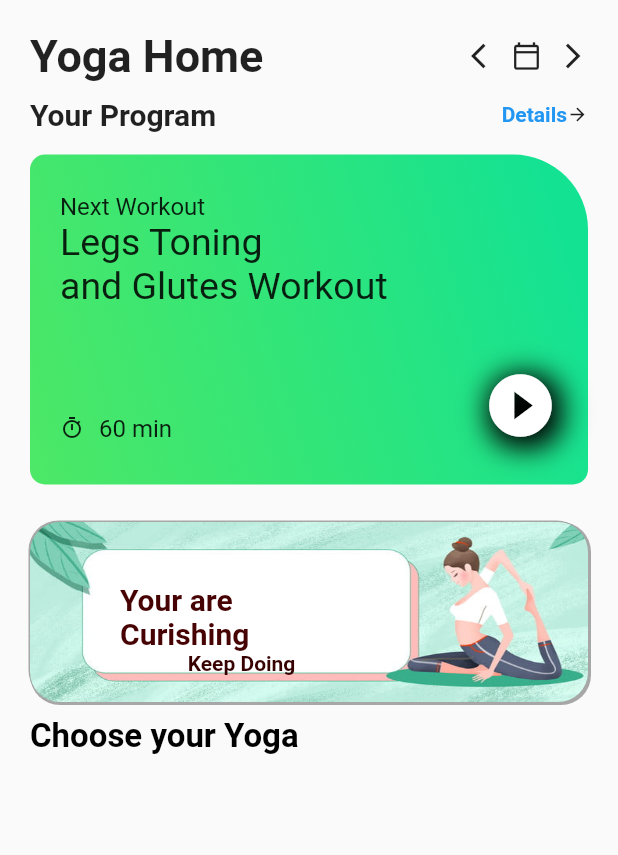
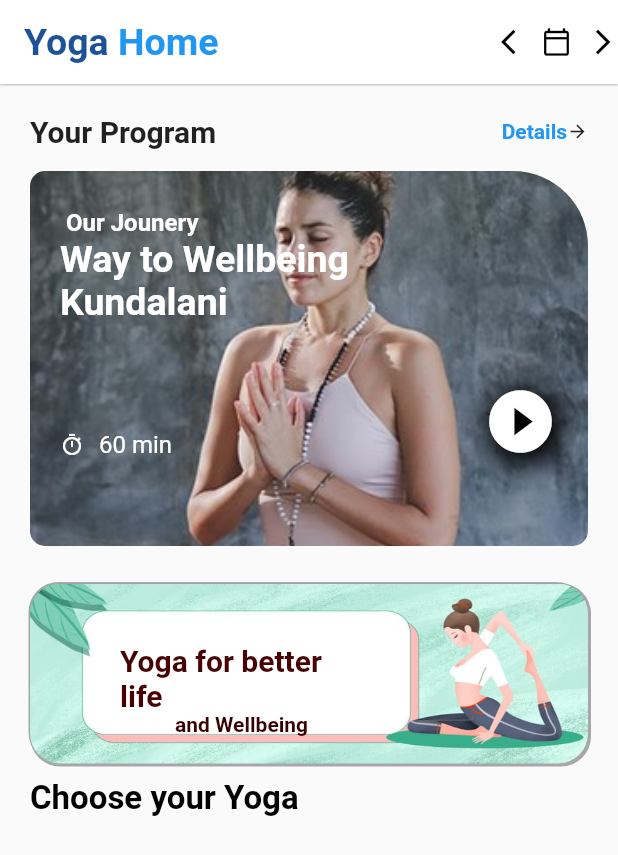
Before and after one commit to arjunpaud/machine_learning, a Flutter app: the screen it shows after launch, on a phone screen of 412 x 824 dp. Shown: the top 855 px of the screen. Run offline on Flutter 3.47's test engine with Material 2 defaults, Android fonts, the phone set to English and light mode, and no system bars; our stand-ins replace youtube_player_iframe.

Commit message:
upgrade code

```diff
--- a/video_app/lib/main.dart
+++ b/video_app/lib/main.dart
@@ -11,6 +11,7 @@ class MyApp extends StatelessWidget {
 
   // This widget is the root of your application.
   @override
+
   Widget build(BuildContext context) {
     return MaterialApp(
       debugShowCheckedModeBanner:false,
--- /dev/null
+++ b/video_app/lib/screen/custom_appbar.dart
@@ -0,0 +1,31 @@
+import 'package:flutter/material.dart';
+
+class CustomAppBar extends StatelessWidget {
+  const CustomAppBar({super.key});
+
+  @override
+  Widget build(BuildContext context) {
+    return Center(
+      child: Container(
+          child: Column(children: [
+            Row(children: [
+              RichText(
+                  text: TextSpan(children: [
+                TextSpan(
+                    text: "Yoga ",
+                    style: TextStyle(
+                        color: Color.fromARGB(255, 29, 82, 151),
+                        fontSize: 25,
+                        fontWeight: FontWeight.bold)),
+                TextSpan(
+                    text: "Home",
+                    style: TextStyle(
+                        fontSize: 25,
+                        color: Colors.blue,
+                        fontWeight: FontWeight.bold))
+              ])),
+            ])
+          ])),
+    );
+  }
+}
--- a/video_app/lib/screen/homepage.dart
+++ b/video_app/lib/screen/homepage.dart
@@ -1,6 +1,9 @@
 import 'dart:convert';
 
 import 'package:flutter/material.dart';
+import 'package:video_app/screen/custom_appbar.dart';
+import 'package:video_app/screen/info_page.dart';
+import 'package:video_app/screen/play_video.dart';
 
 class HomePage extends StatefulWidget {
   const HomePage({super.key});
@@ -10,9 +13,12 @@ class HomePage extends StatefulWidget {
 }
 
 class _HomePageState extends State<HomePage> {
+  List yogaCard = [];
+
   void _initData() {
     DefaultAssetBundle.of(context).loadString("json/info.json").then((value) {
       yogaCard = jsonDecode(value);
+      setState(() {});
     });
   }
 
@@ -22,39 +28,39 @@ class _HomePageState extends State<HomePage> {
     _initData();
   }
 
-  List yogaCard = [];
+  String url = "https://www.youtube.com/watch?v=dAqQqmaI9vY";
+
   @override
   Widget build(BuildContext context) {
     return Scaffold(
-      body: Container(
-        padding: EdgeInsets.only(top: 20, right: 20, left: 20),
-        child: Column(children: [
-          Row(
-            children: [
-              Text(
-                "Yoga Home",
-                style: TextStyle(fontSize: 30, fontWeight: FontWeight.w700),
-              ),
-              Expanded(
-                child: Container(),
-              ),
+      appBar: AppBar(
+        title: CustomAppBar(),
+        actions: [
           Icon(
             Icons.arrow_back_ios,
             size: 20,
+            color: Colors.black,
           ),
           SizedBox(width: 7),
           Icon(
             Icons.calendar_today_outlined,
             size: 20,
+            color: Colors.black,
           ),
           SizedBox(width: 11),
           Icon(
             Icons.arrow_forward_ios,
             size: 20,
+            color: Colors.black,
           ),
         ],
+        backgroundColor: Colors.white,
+        elevation: 0.5,
+
       ),
-          SizedBox(height: 10),
+      body: Container(
+        padding: EdgeInsets.only(top: 20, right: 20, left: 20),
+        child: Column(children: [
           Row(
             children: [
               Text(
@@ -85,34 +91,58 @@ class _HomePageState extends State<HomePage> {
             height: 15,
           ),
           // Main Container
-          Container(
+          InkWell(
+            onTap: (() {
+              Navigator.push(
+                context,
+                MaterialPageRoute(
+                  builder: ((context) => PlayVideo(url)),
+                ),
+              );
+            }),
+            child: Container(
               decoration: BoxDecoration(
+                image: DecorationImage(
+                  image: AssetImage("assets/images/yoga_women2.jpg"),
+                  fit: BoxFit.cover,
+                ),
                 borderRadius: BorderRadius.only(
                     bottomLeft: Radius.circular(10),
                     topLeft: Radius.circular(10),
                     bottomRight: Radius.circular(10),
                     topRight: Radius.circular(50)),
-              gradient: LinearGradient(colors: [
-                Color.fromARGB(210, 40, 228, 71),
-                Color.fromARGB(255, 20, 226, 147),
-              ], begin: Alignment.bottomLeft, end: Alignment.centerRight),
+                // gradient: LinearGradient(colors: [
+                //   Color.fromARGB(210, 40, 228, 71),
+                //   Color.fromARGB(255, 20, 226, 147),
+                // ], begin: Alignment.bottomLeft, end: Alignment.centerRight),
               ),
               width: MediaQuery.of(context).size.width,
-            height: 220,
+              height: 250,
               child: Container(
                 padding: EdgeInsets.only(left: 20, top: 25, right: 20),
                 child: Column(
                     crossAxisAlignment: CrossAxisAlignment.start,
                     children: [
-                    Text("Next Workout",
+                      Text(" Our Jounery",
                           style: TextStyle(
                             fontSize: 16,
+                            color: Colors.white,
+                            fontWeight: FontWeight.bold,
                           )),
                       Text(
-                      "Legs Toning",
-                      style: TextStyle(fontSize: 25),
+                        "Way to Wellbeing",
+                        style: TextStyle(
+                          fontSize: 25,
+                          fontWeight: FontWeight.bold,
+                          color: Color.fromARGB(255, 255, 255, 255),
                         ),
-                    Text("and Glutes Workout", style: TextStyle(fontSize: 25)),
+                      ),
+                      Text("Kundalani",
+                          style: TextStyle(
+                            fontSize: 25,
+                            fontWeight: FontWeight.bold,
+                            color: Colors.white,
+                          )),
                       SizedBox(height: 40),
                       Row(
                         crossAxisAlignment: CrossAxisAlignment.end,
@@ -122,13 +152,15 @@ class _HomePageState extends State<HomePage> {
                               Icon(
                                 Icons.timer_outlined,
                                 size: 16,
+                                color: Colors.white,
                               ),
                               SizedBox(
                                 width: 10,
                               ),
                               Text(
                                 "60 min",
-                              style: TextStyle(fontSize: 16),
+                                style: TextStyle(
+                                    fontSize: 16, color: Colors.white),
                               ),
                             ],
                           ),
@@ -151,6 +183,7 @@ class _HomePageState extends State<HomePage> {
                         ],
                       )
                     ]),
+              ),
             ),
           ),
           SizedBox(height: 25),
@@ -178,7 +211,7 @@ class _HomePageState extends State<HomePage> {
                 ),
               ),
               Container(
-                height: 80,
+                height: 60,
                 width: double.maxFinite,
                 // color: Colors.red.shade100,
                 margin: EdgeInsets.only(
@@ -191,14 +224,14 @@ class _HomePageState extends State<HomePage> {
                   child: Column(
                     children: [
                       Text(
-                        "Your are Curishing",
+                        "Yoga for better life",
                         style: TextStyle(
                             fontSize: 20,
                             fontWeight: FontWeight.w700,
                             color: Color.fromARGB(255, 71, 3, 3)),
                       ),
                       Text(
-                        "Keep Doing",
+                        "and Wellbeing",
                         style: TextStyle(
                             fontSize: 14,
                             fontWeight: FontWeight.w700,
@@ -233,7 +266,14 @@ class _HomePageState extends State<HomePage> {
                       children: [
                         Column(
                           children: [
-                            Container(
+                            InkWell(
+                              onTap: (() {
+                                Navigator.push(
+                                    context,
+                                    MaterialPageRoute(
+                                        builder: (context) => InfoDetails()));
+                              }),
+                              child: Container(
                                 padding: EdgeInsets.only(bottom: 20),
                                 margin: EdgeInsets.all(20),
                                 height: 180,
@@ -252,10 +292,12 @@ class _HomePageState extends State<HomePage> {
                                       ),
                                       BoxShadow(
                                         blurRadius: 10,
-                                      color: Color.fromARGB(193, 189, 189, 189),
+                                        color:
+                                            Color.fromARGB(193, 189, 189, 189),
                                         offset: Offset(-5, -8),
                                       )
                                     ]),
+                              ),
                             ),
                             Align(
                                 alignment: Alignment.bottomCenter,
@@ -269,7 +311,14 @@ class _HomePageState extends State<HomePage> {
                         ),
                         Column(
                           children: [
-                            Container(
+                            InkWell(
+                              onTap: () {
+                                Navigator.push(
+                                    context,
+                                    MaterialPageRoute(
+                                        builder: ((context) => InfoDetails())));
+                              },
+                              child: Container(
                                 padding: EdgeInsets.only(bottom: 20),
                                 margin: EdgeInsets.all(20),
                                 height: 180,
@@ -288,10 +337,12 @@ class _HomePageState extends State<HomePage> {
                                       ),
                                       BoxShadow(
                                         blurRadius: 10,
-                                      color: Color.fromARGB(193, 189, 189, 189),
+                                        color:
+                                            Color.fromARGB(193, 189, 189, 189),
                                         offset: Offset(-5, -8),
                                       ),
                                     ]),
+                              ),
                             ),
                             Align(
                                 alignment: Alignment.bottomCenter,
--- /dev/null
+++ b/video_app/lib/screen/stack.dart
@@ -0,0 +1,43 @@
+import 'package:flutter/cupertino.dart';
+import 'package:flutter/material.dart';
+import 'package:flutter/src/widgets/container.dart';
+import 'package:flutter/src/widgets/framework.dart';
+
+class Stack extends StatefulWidget {
+  const Stack({super.key});
+
+  @override
+  State<Stack> createState() => _StackState();
+}
+
+class _StackState extends State<Stack> {
+  @override
+  Widget build(BuildContext context) {
+return Scaffold(
+  body:Column(children: [
+    //  Stack(
+    //     :<Widget> [
+    //       Image.asset("images/image1.jpg",
+    //     height: double.infinity,
+    //         fit: BoxFit.cover,
+    //       ),
+    //       Positioned(child: CircleAvatar(child: CircleAvatar(radius: 20,backgroundImage: AssetImage("assets/images/picture.jpg"),),)),
+    //       Positioned(
+    //         top: 0.0,
+    //         left: 0.0,
+
+
+    //         child: FractionalTranslation(translation: Offset(0.3,-3.0),
+    //         child: CircleAvatar(
+    //           child: Icon(Icons.safety_check),
+    //         ),
+
+    //         ),
+
+    //         ),
+    //         CircleAvatar(child:CircleAvatar(child: Icon(Icons.star_half)) ,))
+    //       ]),
+  ],),
+  );
+  }
+}
--- a/video_app/lib/utils/Strings.dart
+++ b/video_app/lib/utils/Strings.dart
@@ -1,15 +1,29 @@
 import 'package:flutter/animation.dart';
 
-class Strings{
+class Strings {
 // Color
-  static const homepageBackgroundColor=Color.fromARGB(255, 227, 234, 240);
-  static const gradient=Color(0xFF42A5F5);
-  static const homepagetitle=Color.fromARGB(255, 60, 139, 204);
-  static const homepageSubtitle=Color(0xFF42A5F5);
-  static const title=Color(0xFF42A5F5);
-  static const homepageIcons=Color(0xFF42A5F5);
+  static const homepageBackgroundColor = Color.fromARGB(255, 227, 234, 240);
+  static const gradient = Color(0xFF42A5F5);
+  static const homepagetitle = Color.fromARGB(255, 60, 139, 204);
+  static const homepageSubtitle = Color(0xFF42A5F5);
+  static const title = Color(0xFF42A5F5);
+  static const homepageIcons = Color(0xFF42A5F5);
 
+  //Paragraph
 
-// HomePage text
+  static const String paragraph = '''
+  Kundalini yoga is a form of yoga that involves chanting, singing, breathing exercises, and repetitive poses. Its purpose is to
+  activate your Kundalini energy, or shakti. This is a spiritual energy that's said to be located at the base of your spine Heightened states of energy are also heightened states of perception. The whole yogic system is aimed only towards enhancing your perception.
+  A spiritual process essentially means just that – to enhance your perception because you know only what you perceive.
+  This is the reason for the symbolism of Shiva and a snake. It indicates that his energies have reached the peak. His energies
+  have reached the top of his head and so his third eye has opened.''';
 
+  static const String paragraph2 = '''
+  Kundalini yoga is a form of yoga that involves chanting, singing, breathing exercises, and repetitive poses.
+  Its purpose is to activate your Kundalini energy, or shakti. This is a spiritual energy that's said to be located
+  at the base of your spine Heightened states of energy are also heightened states of perception. The whole
+  yogic system is aimed only towards enhancing your perception. A spiritual process essentially means just
+  ssthat – to enhance your perception because you know only what you perceive.This is the reason for the sym-
+  bolism of Shiva and a snake. It indicates that his energies have reached the peak. His energies have reached
+  the top of his head and so his third eye has opened.''';
 }
--- a/video_app/pubspec.yaml
+++ b/video_app/pubspec.yaml
@@ -36,7 +36,8 @@ dependencies:
   # The following adds the Cupertino Icons font to your application.
   # Use with the CupertinoIcons class for iOS style icons.
   cupertino_icons: ^1.0.2
-
+  youtube_player_flutter: ^8.1.2
+  youtube_player_iframe: 2.2.2
 dev_dependencies:
   flutter_test:
     sdk: flutter
```
Also changed, not shown: video_app/lib/screen/info_page.dart (added, +91 -0 lines), video_app/lib/screen/play_video.dart (added, +85 -0 lines), video_app/assets/images/yoga_women2.jpg (added), video_app/pubspec.lock, 6 other files. Lines whose indentation alone changed are shown as unchanged.
